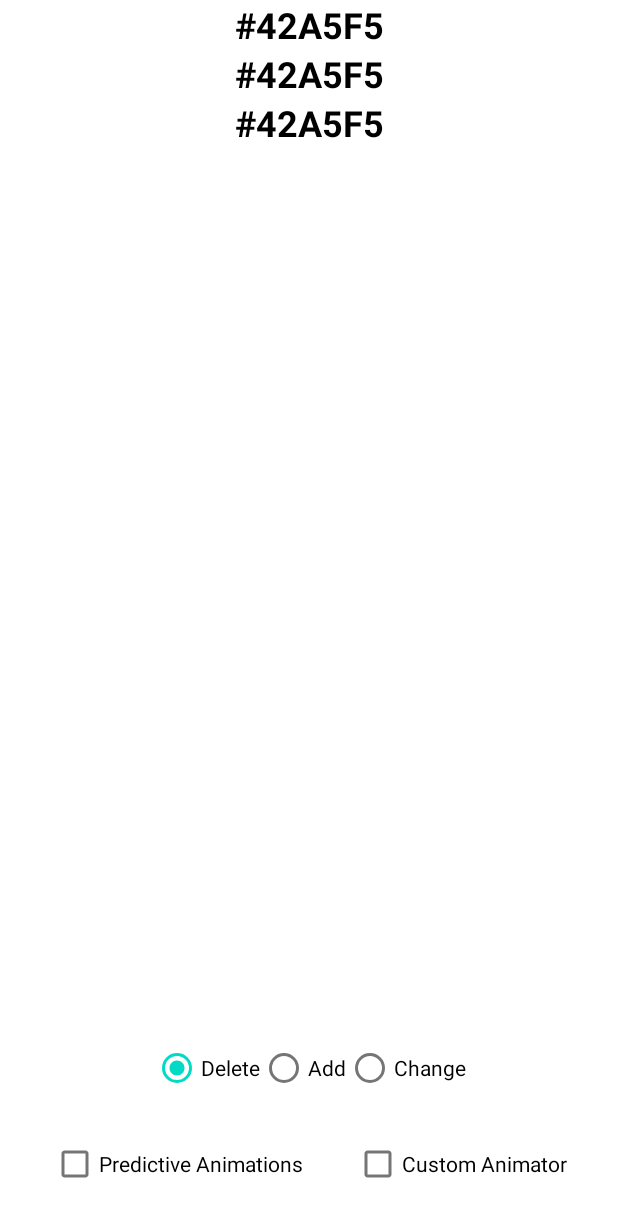
After one commit to Android-Academy-Global/fundamentals-2020-assignments, an Android app: the layout wso3_fragment.xml on its own in the app's theme, with its tools: preview values and no code run, on a phone screen of 412 x 824 dp. The commit adds this screen. Shown: the top 1217 px of the screen. Run offline under Robolectric (Android 15) with nearby library versions, the phone set to English and light mode, and no system bars.

Commit message:
animations for recycler view

```diff
--- a/app/src/main/AndroidManifest.xml
+++ b/app/src/main/AndroidManifest.xml
@@ -5,9 +5,7 @@
 
     <application
         android:allowBackup="true"
-        android:icon="@mipmap/ic_launcher"
         android:label="@string/app_name"
-        android:roundIcon="@mipmap/ic_launcher_round"
         android:supportsRtl="true"
         android:theme="@style/Theme.FundamentalsAssignments">
 
--- a/app/src/main/java/com/android/academy/fundamentals/MainActivity.kt
+++ b/app/src/main/java/com/android/academy/fundamentals/MainActivity.kt
@@ -2,8 +2,7 @@ package com.android.academy.fundamentals
 
 import android.os.Bundle
 import androidx.appcompat.app.AppCompatActivity
-import androidx.fragment.app.Fragment
-import com.android.academy.fundamentals.extra.StaticCoroutinesFragment
+import com.android.academy.fundamentals.workshop03.solution.WS03SolutionFragment
 
 class MainActivity : AppCompatActivity() {
     override fun onCreate(savedInstanceState: Bundle?) {
@@ -13,7 +12,7 @@ class MainActivity : AppCompatActivity() {
         if (savedInstanceState == null) {
             supportFragmentManager.beginTransaction()
                 .addToBackStack(null)
-                .replace(R.id.fragment_container_view, Fragment())
+                .replace(R.id.fragment_container_view, WS03SolutionFragment())
                 .commit()
         }
     }
--- /dev/null
+++ b/app/src/main/java/com/android/academy/fundamentals/workshop03/WS03Fragment.kt
@@ -0,0 +1,6 @@
+package com.android.academy.fundamentals.workshop03
+
+import androidx.fragment.app.Fragment
+
+class WS03Fragment : Fragment() {
+}
--- /dev/null
+++ b/app/src/main/res/layout/item_color.xml
@@ -0,0 +1,23 @@
+<?xml version="1.0" encoding="utf-8"?>
+<LinearLayout
+    xmlns:android="http://schemas.android.com/apk/res/android"
+    xmlns:app="http://schemas.android.com/apk/res-auto"
+    xmlns:tools="http://schemas.android.com/tools"
+    android:layout_width="match_parent"
+    android:layout_height="wrap_content">
+
+    <TextView
+        android:id="@+id/color"
+        android:layout_width="match_parent"
+        android:layout_height="wrap_content"
+        android:gravity="center"
+        android:textColor="@color/black"
+        android:textSize="24sp"
+        android:textStyle="bold"
+        app:layout_constraintBottom_toBottomOf="parent"
+        app:layout_constraintEnd_toEndOf="parent"
+        app:layout_constraintStart_toStartOf="parent"
+        app:layout_constraintTop_toTopOf="parent"
+        tools:text="#42A5F5" />
+
+</LinearLayout>
--- /dev/null
+++ b/app/src/main/res/layout/wso3_fragment.xml
@@ -0,0 +1,73 @@
+<?xml version="1.0" encoding="utf-8"?>
+<androidx.constraintlayout.widget.ConstraintLayout
+    xmlns:android="http://schemas.android.com/apk/res/android"
+    xmlns:app="http://schemas.android.com/apk/res-auto"
+    xmlns:tools="http://schemas.android.com/tools"
+    android:layout_width="match_parent"
+    android:layout_height="match_parent">
+
+    <androidx.recyclerview.widget.RecyclerView
+        android:id="@+id/recycler_view"
+        android:layout_width="match_parent"
+        android:layout_height="0dp"
+        android:layout_marginBottom="16dp"
+        app:layout_constraintBottom_toTopOf="@id/operations"
+        app:layout_constraintEnd_toEndOf="parent"
+        app:layout_constraintStart_toStartOf="parent"
+        app:layout_constraintTop_toTopOf="parent"
+        tools:listitem="@layout/item_color">
+
+    </androidx.recyclerview.widget.RecyclerView>
+
+    <RadioGroup
+        android:id="@+id/operations"
+        android:layout_width="wrap_content"
+        android:layout_height="wrap_content"
+        android:layout_marginBottom="16dp"
+        android:orientation="horizontal"
+        app:layout_constraintBottom_toTopOf="@id/predictive_animations"
+        app:layout_constraintEnd_toEndOf="parent"
+        app:layout_constraintStart_toStartOf="parent">
+
+        <RadioButton
+            android:id="@+id/delete_color"
+            android:layout_width="match_parent"
+            android:layout_height="wrap_content"
+            android:checked="true"
+            android:text="@string/delete_color" />
+
+        <RadioButton
+            android:id="@+id/add_color"
+            android:layout_width="match_parent"
+            android:layout_height="wrap_content"
+            android:text="@string/add_color" />
+
+        <RadioButton
+            android:id="@+id/change_color"
+            android:layout_width="match_parent"
+            android:layout_height="wrap_content"
+            android:text="@string/change_color" />
+    </RadioGroup>
+
+    <CheckBox
+        android:id="@+id/predictive_animations"
+        android:layout_width="wrap_content"
+        android:layout_height="wrap_content"
+        android:layout_marginBottom="24dp"
+        android:text="@string/predictive_animations"
+        app:layout_constraintEnd_toStartOf="@+id/custom_animator"
+        app:layout_constraintHorizontal_chainStyle="spread"
+        app:layout_constraintStart_toStartOf="parent"
+        app:layout_constraintBottom_toBottomOf="parent"/>
+
+    <CheckBox
+        android:id="@+id/custom_animator"
+        android:layout_width="wrap_content"
+        android:layout_height="wrap_content"
+        android:text="@string/custom_animator"
+        app:layout_constraintBottom_toBottomOf="@+id/predictive_animations"
+        app:layout_constraintEnd_toEndOf="parent"
+        app:layout_constraintStart_toEndOf="@+id/predictive_animations" />
+
+
+</androidx.constraintlayout.widget.ConstraintLayout>
--- a/app/src/main/res/values/strings.xml
+++ b/app/src/main/res/values/strings.xml
@@ -1,3 +1,10 @@
 <resources>
     <string name="app_name">FundamentalsAssignments</string>
+
+    <string name="predictive_animations">Predictive Animations</string>
+    <string name="custom_animator">Custom Animator</string>
+    <string name="change_color">Change</string>
+    <string name="add_color">Add</string>
+    <string name="delete_color">Delete</string>
+
 </resources>
```
Also changed, not shown: app/src/main/java/com/android/academy/fundamentals/workshop03/ColorItemAnimator.kt (added, +105 -0 lines), app/src/main/java/com/android/academy/fundamentals/workshop03/ColorsAdapter.kt (added, +59 -0 lines), app/src/main/java/com/android/academy/fundamentals/workshop03/ColorsHelper.kt (added, +86 -0 lines), app/src/main/java/com/android/academy/fundamentals/workshop03/ObjectAnimatorHelper.kt (added, +12 -0 lines), app/src/main/java/com/android/academy/fundamentals/workshop03/solution/WS03SolutionFragment.kt (added, +87 -0 lines).
